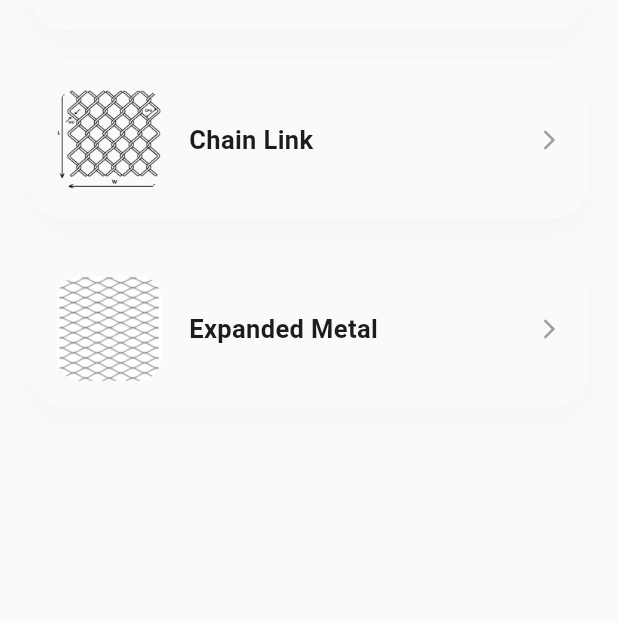
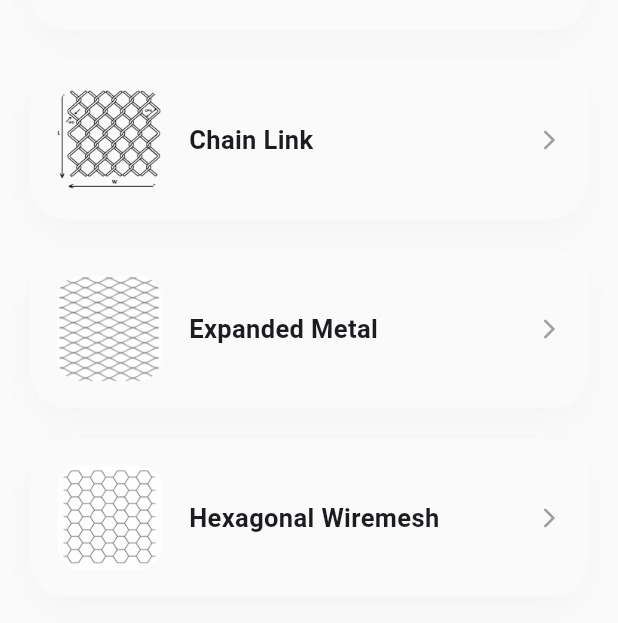
Before and after one commit to shreyansh2003Chi/mesh_calc, a Flutter app: the screen it shows after launch, after a tap on the "format list bulleted" icon, on a phone screen of 412 x 824 dp, the part 405-1028 px from its top. Run offline on Flutter 3.47's test engine with Material 3 defaults, Android fonts, the phone set to English and light mode, and no system bars.

Commit message:
Completed Hexagonal Wiremesh Design

```diff
--- a/lib/main.dart
+++ b/lib/main.dart
@@ -2,6 +2,7 @@ import 'package:flutter/material.dart';
 import 'package:measurements/pages/splash_screen.dart';
 import 'package:measurements/providers/chain_link_provider.dart';
 import 'package:measurements/providers/expanded_metal_provider/expanded_metal_provider.dart';
+import 'package:measurements/providers/hexagonal_wiremesh_provider/hexagonal_wiremesh_provider.dart';
 import 'package:measurements/providers/home_page_provider.dart';
 import 'package:measurements/providers/material_selection_bottom_sheet_provider.dart';
 import 'package:measurements/providers/welded_wire_mesh_provider.dart';
@@ -16,6 +17,7 @@ void main() {
         ChangeNotifierProvider(create: (_) => WeldedWireMeshProvider()),
         ChangeNotifierProvider(create: (_) => MaterialSelectionBottomSheetProvider()),
         ChangeNotifierProvider(create: (_) => ExpandedMetalProvider()),
+        ChangeNotifierProvider(create: (_) => HexagonalWiremeshProvider()),
       ],
       child: const MyApp(),
     ),
--- a/lib/pages/home_page.dart
+++ b/lib/pages/home_page.dart
@@ -50,14 +50,21 @@ class _MeshHomePageState extends State<MeshHomePage> {
                           children: [
                             const Text(
                               AppString.vMiCalculator,
-                              style: TextStyle(fontSize: 22, fontWeight: FontWeight.w700, color: Colors.white, letterSpacing: 0.8),
+                              style: TextStyle(
+                                fontSize: 22,
+                                fontWeight: FontWeight.w700,
+                                color: Colors.white,
+                                letterSpacing: 0.8,
+                              ),
                             ),
                             IconButton(
                               color: AppColors().cFFFFFF,
                               onPressed: () {
                                 pr.changeView();
                               },
-                              icon: pr.isGridView ? Icon(Icons.format_list_bulleted_outlined) : Icon(Icons.grid_view_rounded),
+                              icon: pr.isGridView
+                                  ? Icon(Icons.format_list_bulleted_outlined)
+                                  : Icon(Icons.grid_view_rounded),
                             ),
                           ],
                         ),
@@ -67,7 +74,13 @@ class _MeshHomePageState extends State<MeshHomePage> {
                           duration: const Duration(milliseconds: 250),
                           decoration: BoxDecoration(
                             borderRadius: BorderRadius.circular(20),
-                            boxShadow: [BoxShadow(color: Colors.black.withOpacity(0.15), blurRadius: 20, offset: const Offset(0, 10))],
+                            boxShadow: [
+                              BoxShadow(
+                                color: Colors.black.withOpacity(0.15),
+                                blurRadius: 20,
+                                offset: const Offset(0, 10),
+                              ),
+                            ],
                           ),
                           child: ClipRRect(
                             borderRadius: BorderRadius.circular(20),
@@ -108,7 +121,10 @@ class _MeshHomePageState extends State<MeshHomePage> {
                                         },
                                         child: Container(
                                           padding: const EdgeInsets.all(6),
-                                          decoration: BoxDecoration(shape: BoxShape.circle, color: Colors.white.withOpacity(0.25)),
+                                          decoration: BoxDecoration(
+                                            shape: BoxShape.circle,
+                                            color: Colors.white.withOpacity(0.25),
+                                          ),
                                           child: const Icon(Icons.close, size: 16, color: Colors.white),
                                         ),
                                       ),
@@ -131,7 +147,10 @@ class _MeshHomePageState extends State<MeshHomePage> {
                   transitionBuilder: (child, animation) {
                     return FadeTransition(
                       opacity: animation,
-                      child: ScaleTransition(scale: Tween<double>(begin: 0.95, end: 1).animate(animation), child: child),
+                      child: ScaleTransition(
+                        scale: Tween<double>(begin: 0.95, end: 1).animate(animation),
+                        child: child,
+                      ),
                     );
                   },
                   child: pr.isGridView == false
@@ -152,7 +171,13 @@ class _MeshHomePageState extends State<MeshHomePage> {
                                 decoration: BoxDecoration(
                                   borderRadius: BorderRadius.circular(24),
                                   color: AppColors().cFaFaFa,
-                                  boxShadow: [BoxShadow(color: Colors.black.withOpacity(0.02), blurRadius: 18, offset: const Offset(0, 10))],
+                                  boxShadow: [
+                                    BoxShadow(
+                                      color: Colors.black.withOpacity(0.02),
+                                      blurRadius: 18,
+                                      offset: const Offset(0, 10),
+                                    ),
+                                  ],
                                 ),
                                 child: Row(
                                   children: [
@@ -162,7 +187,10 @@ class _MeshHomePageState extends State<MeshHomePage> {
                                     ),
                                     const SizedBox(width: 18),
                                     Expanded(
-                                      child: Text(item.title, style: const TextStyle(fontSize: 17, fontWeight: FontWeight.w600)),
+                                      child: Text(
+                                        item.title,
+                                        style: const TextStyle(fontSize: 17, fontWeight: FontWeight.w600),
+                                      ),
                                     ),
                                     const Icon(Icons.arrow_forward_ios_rounded, size: 16, color: Colors.grey),
                                   ],
@@ -175,7 +203,12 @@ class _MeshHomePageState extends State<MeshHomePage> {
                           physics: const BouncingScrollPhysics(parent: AlwaysScrollableScrollPhysics()),
                           padding: const EdgeInsets.symmetric(horizontal: 20, vertical: 24),
                           itemCount: pr.filteredItems.length,
-                          gridDelegate: const SliverGridDelegateWithMaxCrossAxisExtent(maxCrossAxisExtent: 220, crossAxisSpacing: 18, mainAxisSpacing: 18, childAspectRatio: 0.85),
+                          gridDelegate: const SliverGridDelegateWithMaxCrossAxisExtent(
+                            maxCrossAxisExtent: 220,
+                            crossAxisSpacing: 18,
+                            mainAxisSpacing: 18,
+                            childAspectRatio: 0.85,
+                          ),
                           itemBuilder: (context, index) {
                             final item = pr.filteredItems[index];
 
@@ -191,7 +224,13 @@ class _MeshHomePageState extends State<MeshHomePage> {
                                 decoration: BoxDecoration(
                                   borderRadius: BorderRadius.circular(24),
                                   color: AppColors().cFaFaFa,
-                                  boxShadow: [BoxShadow(color: Colors.black.withOpacity(0.04), blurRadius: 20, offset: const Offset(0, 12))],
+                                  boxShadow: [
+                                    BoxShadow(
+                                      color: Colors.black.withOpacity(0.04),
+                                      blurRadius: 20,
+                                      offset: const Offset(0, 12),
+                                    ),
+                                  ],
                                 ),
                                 child: Column(
                                   mainAxisAlignment: MainAxisAlignment.center,
--- a/lib/providers/home_page_provider.dart
+++ b/lib/providers/home_page_provider.dart
@@ -2,6 +2,7 @@ import 'package:flutter/material.dart';
 import 'package:measurements/models/mesh_item.dart';
 import 'package:measurements/pages/chain_link/chain_link.dart';
 import 'package:measurements/pages/expanded_metal/expanded_metal.dart';
+import 'package:measurements/pages/hexagonal_wiremesh/hexagonal_wiremesh.dart';
 import 'package:measurements/pages/welded_wiremesh/weight_per_role.dart';
 import 'package:measurements/utils/app_assets.dart';
 import 'package:measurements/utils/app_string.dart';
@@ -13,6 +14,7 @@ class HomePageProvider with ChangeNotifier {
     MeshItem(title: AppString.weightPerRole, image: AppAssets.weightPerRole),
     MeshItem(title: AppString.chainLink, image: AppAssets.chainLink),
     MeshItem(title: AppString.expandedMetal, image: AppAssets.expandedMetal),
+    MeshItem(title: AppString.hexagonalWiremesh, image: AppAssets.hexagonalWiremesh),
   ];
   List<MeshItem> filteredItems = [];
 
@@ -59,6 +61,9 @@ class HomePageProvider with ChangeNotifier {
       case AppString.expandedMetal:
         Navigator.push(context, MaterialPageRoute(builder: (_) => ExpandedMetal(item: meshItem)));
         break;
+      case AppString.hexagonalWiremesh:
+        Navigator.push(context, MaterialPageRoute(builder: (_) => HexagonalWiremesh(item: meshItem)));
+        break;
     }
   }
 }
--- a/lib/utils/app_assets.dart
+++ b/lib/utils/app_assets.dart
@@ -3,4 +3,6 @@ class AppAssets {
   static const String weightPerRole = "assets/weight_per_role.png";
   static const String expandedMetal = "assets/expanded_metal.png";
   static const String expandedMetalCore = "assets/expanded_metal_core.png";
+  static const String hexagonalWiremesh = "assets/hexagonal_wiremesh.png";
+  static const String hexagonalWiremeshCore = "assets/hexagonal_wiremesh_core.jpeg";
 }
--- a/lib/utils/app_string.dart
+++ b/lib/utils/app_string.dart
@@ -26,5 +26,6 @@ class AppString {
   static const String longWayDiagonal = 'Long Way Diagonal (LWD)';
   static const String strand = 'Strand(S)';
   static const String thickness = 'Thickness(T)';
+  static const String hexagonalWiremesh = 'Hexagonal Wiremesh';
 
 }
--- a/pubspec.yaml
+++ b/pubspec.yaml
@@ -82,6 +82,8 @@ flutter:
     - assets/logo.png
     - assets/expanded_metal.png
     - assets/expanded_metal_core.png
+    - assets/hexagonal_wiremesh.png
+    - assets/hexagonal_wiremesh_core.jpeg
 
   # An image asset can refer to one or more resolution-specific "variants", see
   # https://flutter.dev/to/resolution-aware-images
```
Also changed, not shown: lib/pages/hexagonal_wiremesh/hexagonal_wiremesh.dart (added, +196 -0 lines), lib/providers/hexagonal_wiremesh_provider/hexagonal_wiremesh_provider.dart (added, +56 -0 lines), assets/hexagonal_wiremesh.png (added), assets/hexagonal_wiremesh_core.jpeg (added).
